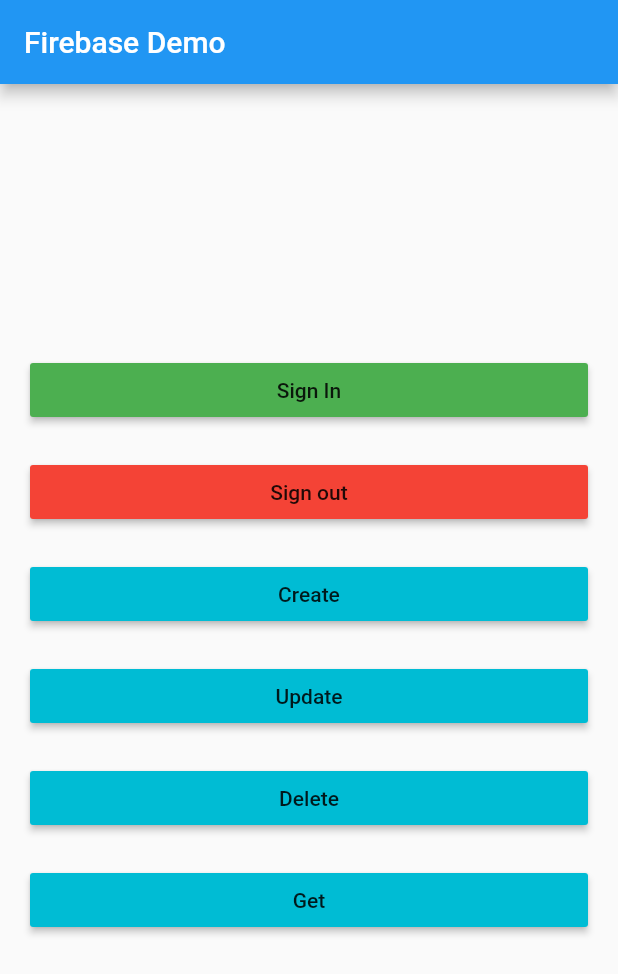
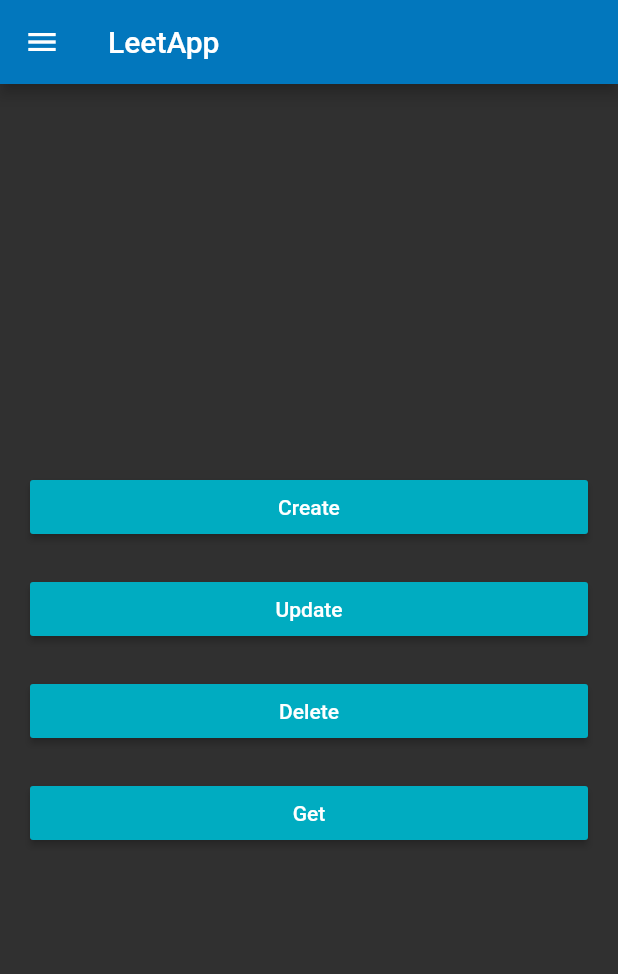
Before and after one commit to gabeduke/leetapp, a Flutter app: the screen it shows after launch, on a phone screen of 412 x 824 dp. Shown: the top 974 px of the screen. Run offline on Flutter 3.47's test engine with Material 2 defaults, Android fonts, the phone set to English and light mode, and no system bars; our stand-ins replace cloud_firestore, firebase_auth, google_sign_in; accounts and stored records are empty; Roboto replaces fonts that are missing (Montserrat).

Commit message:
add theme and drawer

```diff
--- a/lib/main.dart
+++ b/lib/main.dart
@@ -11,9 +11,24 @@ class MyApp extends StatelessWidget {
   @override
   Widget build(BuildContext context) {
     return new MaterialApp(
-      title: 'Flutter Demo',
-      theme: new ThemeData(
-        primarySwatch: Colors.blue,
+      title: 'Leet App',
+      theme: ThemeData(
+        // Define the default Brightness and Colors
+        brightness: Brightness.dark,
+        primaryColor: Colors.lightBlue[800],
+        accentColor: Colors.cyan[600],
+        secondaryHeaderColor: Colors.blueGrey,
+
+        // Define the default Font Family
+        fontFamily: 'Montserrat',
+
+        // Define the default TextTheme. Use this to specify the default
+        // text styling for headlines, titles, bodies of text, and more.
+        textTheme: TextTheme(
+          headline: TextStyle(fontSize: 72.0, fontWeight: FontWeight.bold),
+          title: TextStyle(fontSize: 36.0, fontStyle: FontStyle.italic),
+          body1: TextStyle(fontSize: 14.0, fontFamily: 'Hind'),
+        ),
       ),
       home: new MyHomePage(),
     );
@@ -119,7 +134,36 @@ class MyHomePageState extends State<MyHomePage> {
   Widget build(BuildContext context) {
     return new Scaffold(
         appBar: new AppBar(
-          title: new Text("Firebase Demo"),
+          title: new Text("LeetApp"),
+        ),
+        drawer: new Drawer(
+        child: new ListView(
+          padding: EdgeInsets.zero,
+          children: <Widget> [
+            new DrawerHeader(
+              child: new Text('Menu'),
+              decoration: BoxDecoration(
+                color: Theme.of(context).secondaryHeaderColor,
+              ),
+            ),
+            new ListTile(
+              title: new Text('Sign In'),
+              onTap: _signIn,
+            ),
+            new ListTile(
+              title: new Text('Sign Out'),
+              onTap: _signOut,
+            ),
+            new Divider(),
+            new ListTile(
+              title: new Text('About'),
+              onTap: () { Navigator.push(
+                context,
+                new MaterialPageRoute(builder: (ctxt) => new AboutPage()),
+                );},
+            ),
+          ],
+        ),
         ),
         body: new Padding(
             padding: const EdgeInsets.all(20.0),
@@ -127,42 +171,29 @@ class MyHomePageState extends State<MyHomePage> {
               mainAxisAlignment: MainAxisAlignment.center,
               crossAxisAlignment: CrossAxisAlignment.stretch,
               children: <Widget>[
-                new RaisedButton(
-                  onPressed: () => _signIn()
-                      .then((FirebaseUser user) => print(user))
-                      .catchError((e) => print(e)),
-                  child: new Text("Sign In"),
-                  color: Colors.green,
-                ),
-                new Padding(padding: const EdgeInsets.all(10.0)),
-                new RaisedButton(
-                  onPressed: _signOut,
-                  child: new Text("Sign out"),
-                  color: Colors.red,
-                ),
                 new Padding(padding: const EdgeInsets.all(10.0)),
                 new RaisedButton(
                   onPressed: _add,
                   child: new Text("Create"),
-                  color: Colors.cyan,
+                  color: Theme.of(context).accentColor,
                 ),
                 new Padding(padding: const EdgeInsets.all(10.0)),
                 new RaisedButton(
                   onPressed: _update,
                   child: new Text("Update"),
-                  color: Colors.cyan,
+                  color: Theme.of(context).accentColor,
                 ),
                 new Padding(padding: const EdgeInsets.all(10.0)),
                 new RaisedButton(
                   onPressed: _delete,
                   child: new Text("Delete"),
-                  color: Colors.cyan,
+                  color: Theme.of(context).accentColor,
                 ),
                 new Padding(padding: const EdgeInsets.all(10.0)),
                 new RaisedButton(
                   onPressed: _fetch,
                   child: new Text("Get"),
-                  color: Colors.cyan,
+                  color: Theme.of(context).accentColor,
                 ),
                 new Padding(padding: const EdgeInsets.all(10.0)),
                 myText == null
@@ -175,3 +206,15 @@ class MyHomePageState extends State<MyHomePage> {
             )));
   }
 }
+
+class AboutPage extends StatelessWidget {
+  @override
+  Widget build (BuildContext ctxt) {
+    return new Scaffold(
+      appBar: new AppBar(
+        title: new Text("About"),
+      ),
+      body: new Text("Leet App is an application that displays a database record for a given user."),
+    );
+  }
+}
```
